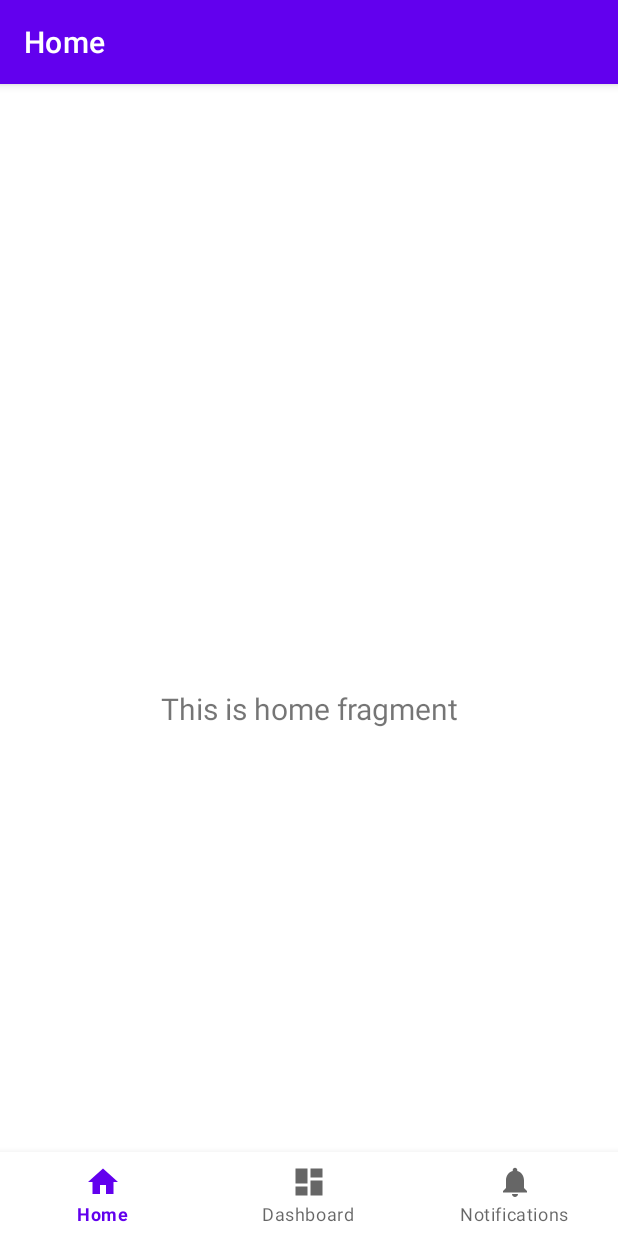
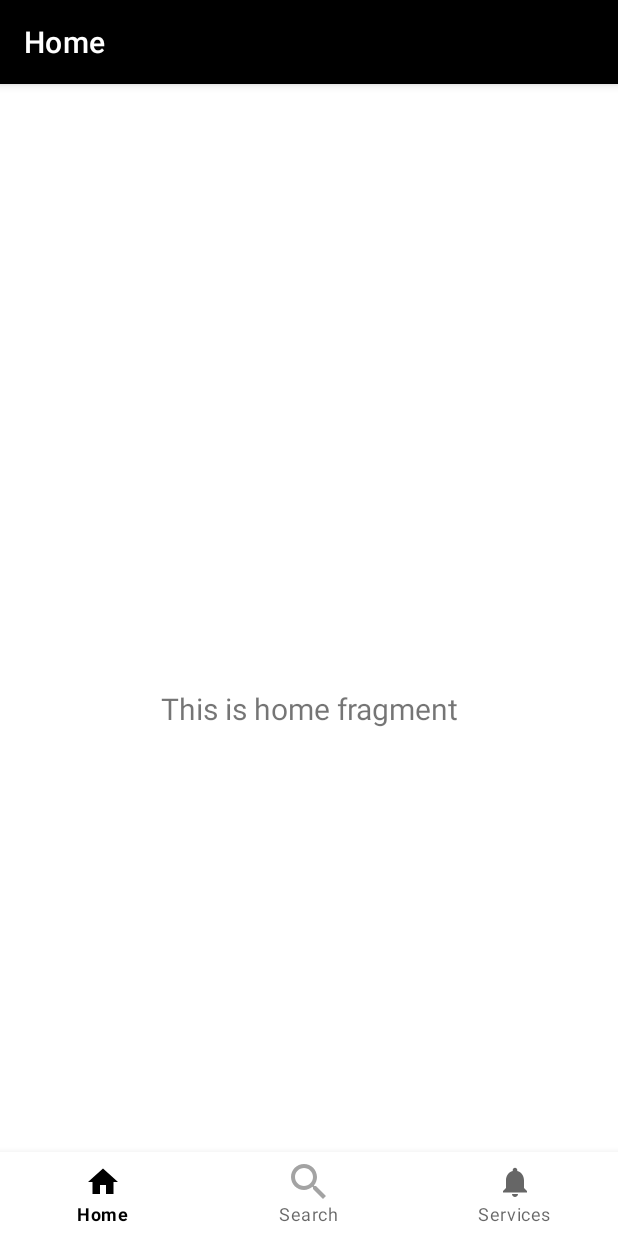
Before and after one commit to Rajib-Sarwar/Lttman-Library, an Android app: the screen it shows after launch (MainActivity), on a phone screen of 412 x 824 dp. Run offline under Robolectric (Android 15) with nearby library versions, the phone set to English and light mode, and no system bars; our stand-ins replace navigation-ui.

Commit message:
necessary gradle frameworks for navigation and ui design

```diff
--- a/LittmanLibrary/app/build.gradle
+++ b/LittmanLibrary/app/build.gradle
@@ -35,10 +35,10 @@
     implementation 'androidx.appcompat:appcompat:1.4.2'
     implementation 'com.google.android.material:material:1.6.1'
     implementation 'androidx.constraintlayout:constraintlayout:2.1.4'
-    implementation 'androidx.lifecycle:lifecycle-livedata-ktx:2.5.0'
-    implementation 'androidx.lifecycle:lifecycle-viewmodel-ktx:2.5.0'
-    implementation 'androidx.navigation:navigation-fragment:2.5.0'
-    implementation 'androidx.navigation:navigation-ui:2.5.0'
+    implementation 'androidx.lifecycle:lifecycle-livedata-ktx:2.5.1'
+    implementation 'androidx.lifecycle:lifecycle-viewmodel-ktx:2.5.1'
+    implementation 'androidx.navigation:navigation-fragment:2.5.1'
+    implementation 'androidx.navigation:navigation-ui:2.5.1'
     testImplementation 'junit:junit:4.13.2'
     androidTestImplementation 'androidx.test.ext:junit:1.1.3'
     androidTestImplementation 'androidx.test.espresso:espresso-core:3.4.0'
--- /dev/null
+++ b/LittmanLibrary/app/src/main/res/drawable-anydpi/ic_search.xml
@@ -0,0 +1,16 @@
+<vector xmlns:android="http://schemas.android.com/apk/res/android"
+    android:width="24dp"
+    android:height="24dp"
+    android:viewportWidth="24"
+    android:viewportHeight="24"
+    android:tint="#333333"
+    android:alpha="0.6">
+  <group android:scaleX="1.3333334"
+      android:scaleY="1.3333334"
+      android:translateX="-4"
+      android:translateY="-4">
+    <path
+        android:fillColor="@android:color/white"
+        android:pathData="M15.5,14h-0.79l-0.28,-0.27C15.41,12.59 16,11.11 16,9.5 16,5.91 13.09,3 9.5,3S3,5.91 3,9.5 5.91,16 9.5,16c1.61,0 3.09,-0.59 4.23,-1.57l0.27,0.28v0.79l5,4.99L20.49,19l-4.99,-5zM9.5,14C7.01,14 5,11.99 5,9.5S7.01,5 9.5,5 14,7.01 14,9.5 11.99,14 9.5,14z"/>
+  </group>
+</vector>
--- a/LittmanLibrary/app/src/main/res/menu/bottom_nav_menu.xml
+++ b/LittmanLibrary/app/src/main/res/menu/bottom_nav_menu.xml
@@ -8,12 +8,12 @@
 
     <item
         android:id="@+id/navigation_dashboard"
-        android:icon="@drawable/ic_dashboard_black_24dp"
-        android:title="@string/title_dashboard" />
+        android:icon="@drawable/ic_search"
+        android:title="@string/title_search" />
 
     <item
         android:id="@+id/navigation_notifications"
         android:icon="@drawable/ic_notifications_black_24dp"
-        android:title="@string/title_notifications" />
+        android:title="@string/title_services" />
 
 </menu>
--- a/LittmanLibrary/app/src/main/res/navigation/mobile_navigation.xml
+++ b/LittmanLibrary/app/src/main/res/navigation/mobile_navigation.xml
@@ -14,12 +14,12 @@
     <fragment
         android:id="@+id/navigation_dashboard"
         android:name="edu.njit.littmanlibrary.ui.dashboard.DashboardFragment"
-        android:label="@string/title_dashboard"
+        android:label="@string/title_search"
         tools:layout="@layout/fragment_dashboard" />
 
     <fragment
         android:id="@+id/navigation_notifications"
         android:name="edu.njit.littmanlibrary.ui.notifications.NotificationsFragment"
-        android:label="@string/title_notifications"
+        android:label="@string/title_services"
         tools:layout="@layout/fragment_notifications" />
 </navigation>
--- a/LittmanLibrary/app/src/main/res/values/colors.xml
+++ b/LittmanLibrary/app/src/main/res/values/colors.xml
@@ -1,8 +1,8 @@
 <?xml version="1.0" encoding="utf-8"?>
 <resources>
-    <color name="purple_200">#FFBB86FC</color>
-    <color name="purple_500">#FF6200EE</color>
-    <color name="purple_700">#FF3700B3</color>
+    <color name="purple_200">#000000</color>
+    <color name="purple_500">#000000</color>
+    <color name="purple_700">#000000</color>
     <color name="teal_200">#FF03DAC5</color>
     <color name="teal_700">#FF018786</color>
     <color name="black">#FF000000</color>
--- a/LittmanLibrary/app/src/main/res/values/strings.xml
+++ b/LittmanLibrary/app/src/main/res/values/strings.xml
@@ -1,6 +1,6 @@
 <resources>
     <string name="app_name">LittmanLibrary</string>
     <string name="title_home">Home</string>
-    <string name="title_dashboard">Dashboard</string>
-    <string name="title_notifications">Notifications</string>
+    <string name="title_search">Search</string>
+    <string name="title_services">Services</string>
 </resources>
```
Also changed, not shown: LittmanLibrary/app/src/main/res/drawable-hdpi/ic_search.png (added), LittmanLibrary/app/src/main/res/drawable-mdpi/ic_search.png (added), LittmanLibrary/app/src/main/res/drawable-xhdpi/ic_search.png (added), LittmanLibrary/app/src/main/res/drawable-xxhdpi/ic_search.png (added).
